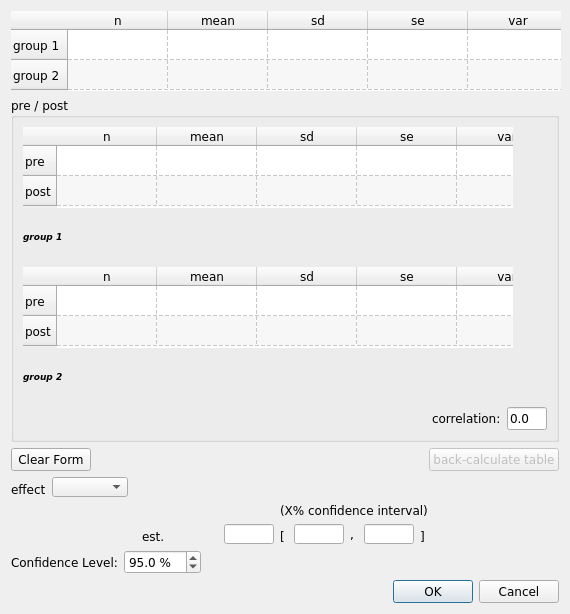
Before: the Qt Designer form src/forms/continuous_data_form.ui in bwallace/OpenMeta-analyst-, drawn with Qt 5.
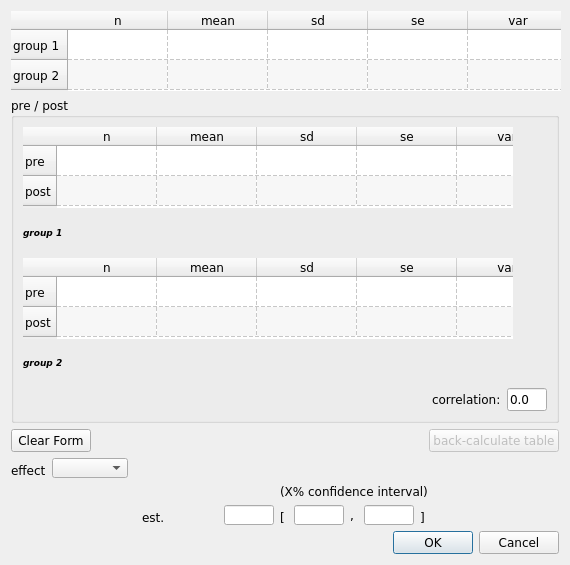
After: the same form once the commit is applied. Icons and pictures are not drawn.

```diff
--- a/src/forms/continuous_data_form.ui
+++ b/src/forms/continuous_data_form.ui
@@ -7,7 +7,7 @@
     <x>0</x>
     <y>0</y>
     <width>570</width>
-    <height>614</height>
+    <height>565</height>
    </rect>
   </property>
   <property name="sizePolicy">
@@ -658,52 +658,6 @@
      </item>
     </layout>
    </item>
-   <item>
-    <layout class="QHBoxLayout" name="horizontalLayout">
-     <item>
-      <widget class="QLabel" name="label_3">
-       <property name="text">
-        <string>Confidence Level:</string>
-       </property>
-      </widget>
-     </item>
-     <item>
-      <widget class="QDoubleSpinBox" name="CI_spinbox">
-       <property name="suffix">
-        <string> %</string>
-       </property>
-       <property name="decimals">
-        <number>1</number>
-       </property>
-       <property name="minimum">
-        <double>40.000000000000000</double>
-       </property>
-       <property name="maximum">
-        <double>100.000000000000000</double>
-       </property>
-       <property name="singleStep">
-        <double>0.100000000000000</double>
-       </property>
-       <property name="value">
-        <double>95.000000000000000</double>
-       </property>
-      </widget>
-     </item>
-     <item>
-      <spacer name="horizontalSpacer">
-       <property name="orientation">
-        <enum>Qt::Horizontal</enum>
-       </property>
-       <property name="sizeHint" stdset="0">
-        <size>
-         <width>40</width>
-         <height>20</height>
-        </size>
-       </property>
-      </spacer>
-     </item>
-    </layout>
-   </item>
    <item>
     <widget class="QDialogButtonBox" name="buttonBox">
      <property name="orientation">
```
Left out of the diff: 4 changed lines with no effect on the pictures.
